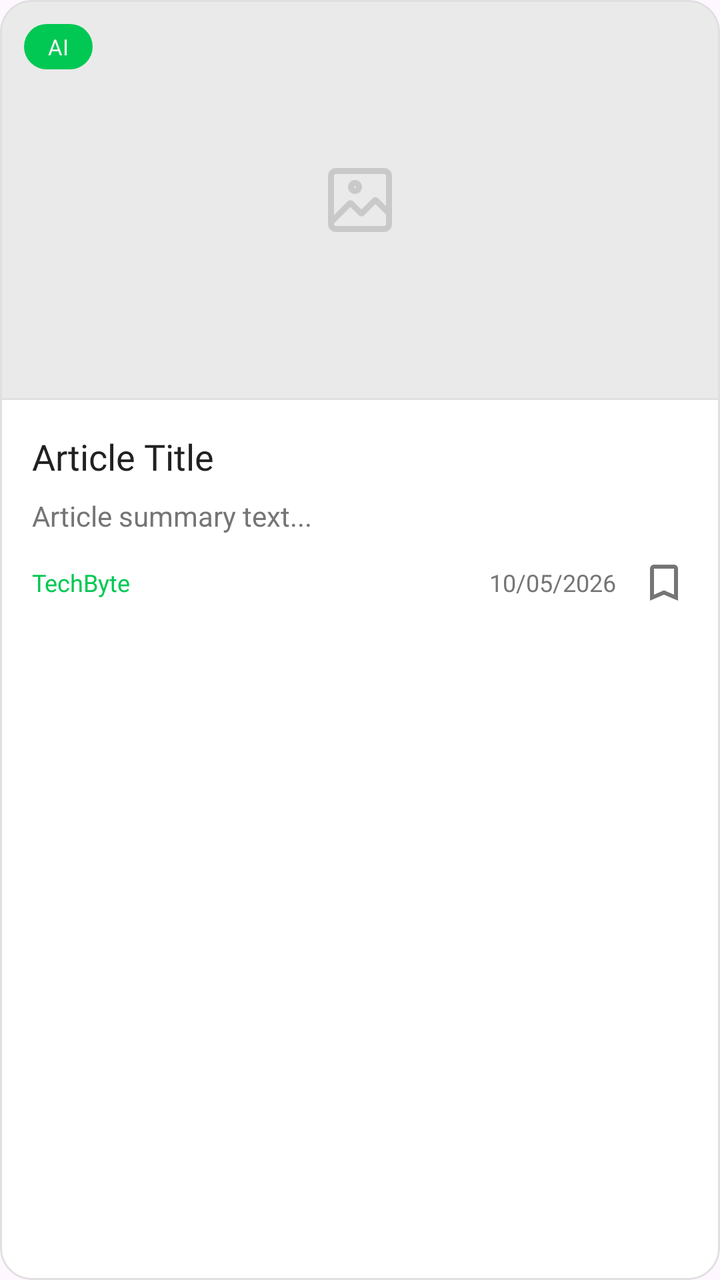
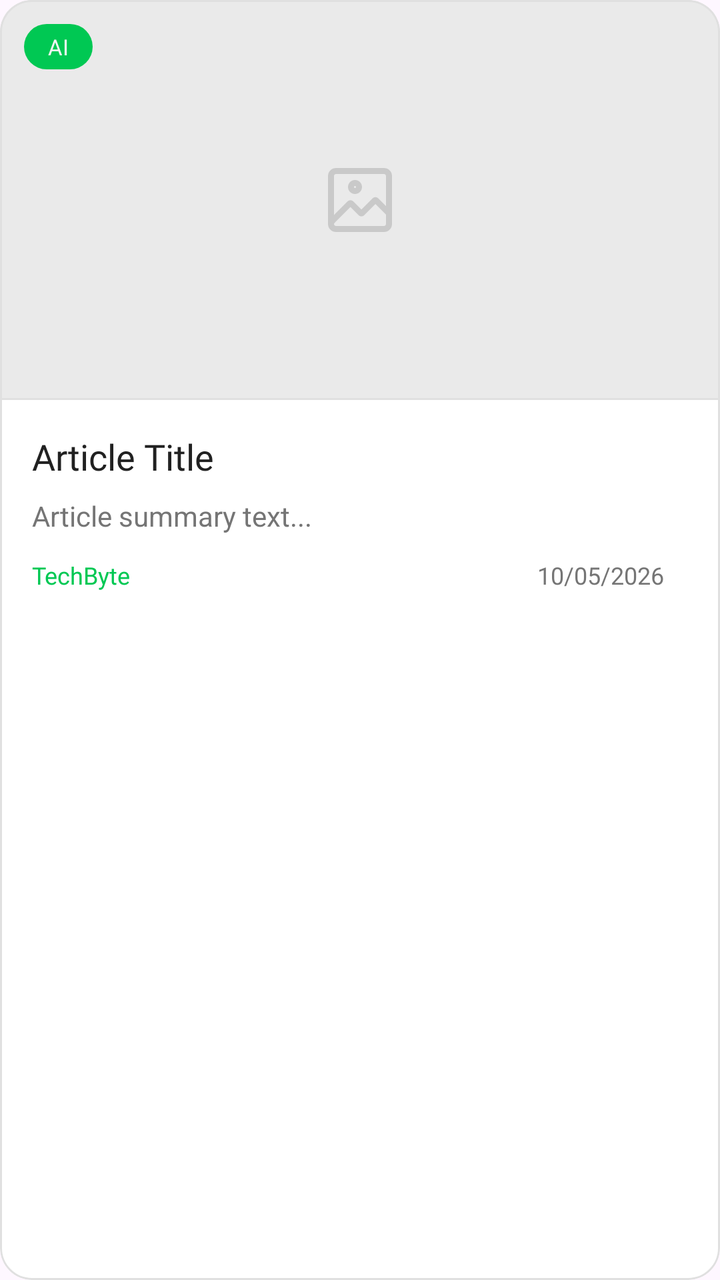

Screens rendered from an Android XML layout before and after an edit, with the pre-edit source and the edit as a unified diff.
<!-- AndroidManifest.xml: application theme Theme.MyApplication -->
<!-- res/layout/item_article.xml -->
<?xml version="1.0" encoding="utf-8"?>
<com.google.android.material.card.MaterialCardView xmlns:android="http://schemas.android.com/apk/res/android"
    xmlns:app="http://schemas.android.com/apk/res-auto"
    android:id="@+id/card_article"
    android:layout_width="match_parent"
    android:layout_height="wrap_content"
    android:layout_marginHorizontal="16dp"
    android:layout_marginVertical="8dp"
    android:clickable="true"
    android:focusable="true"
    app:cardBackgroundColor="@color/surface_dark"
    app:cardCornerRadius="16dp"
    app:cardElevation="0dp"
    app:strokeColor="@color/divider_color"
    app:strokeWidth="1dp">

    <androidx.constraintlayout.widget.ConstraintLayout
        android:layout_width="match_parent"
        android:layout_height="wrap_content">

        
        <ImageView
            android:id="@+id/img_article"
            android:layout_width="0dp"
            android:layout_height="200dp"
            android:scaleType="centerCrop"
            android:background="@drawable/bg_article_image_placeholder"
            android:contentDescription="@string/article_thumbnail"
            app:layout_constraintTop_toTopOf="parent"
            app:layout_constraintStart_toStartOf="parent"
            app:layout_constraintEnd_toEndOf="parent" />

        
        <TextView
            android:id="@+id/tv_category"
            android:layout_width="wrap_content"
            android:layout_height="wrap_content"
            android:layout_margin="12dp"
            android:background="@drawable/bg_category_chip"
            android:paddingHorizontal="12dp"
            android:paddingVertical="4dp"
            android:text="AI"
            android:textColor="@color/background_dark"
            android:textSize="11sp"
            android:fontFamily="@font/inter_bold"
            app:layout_constraintTop_toTopOf="@id/img_article"
            app:layout_constraintStart_toStartOf="@id/img_article" />

        
        <LinearLayout
            android:layout_width="0dp"
            android:layout_height="wrap_content"
            android:orientation="vertical"
            android:padding="16dp"
            app:layout_constraintTop_toBottomOf="@id/img_article"
            app:layout_constraintStart_toStartOf="parent"
            app:layout_constraintEnd_toEndOf="parent"
            app:layout_constraintBottom_toBottomOf="parent">

            
            <TextView
                android:id="@+id/tv_title"
                android:layout_width="match_parent"
                android:layout_height="wrap_content"
                android:text="Article Title"
                android:textColor="@color/text_primary"
                android:textSize="18sp"
                android:fontFamily="@font/inter_bold"
                android:maxLines="3"
                android:ellipsize="end"
                android:lineSpacingMultiplier="1.2" />

            
            <TextView
                android:id="@+id/tv_summary"
                android:layout_width="match_parent"
                android:layout_height="wrap_content"
                android:layout_marginTop="8dp"
                android:text="Article summary text..."
                android:textColor="@color/text_secondary"
                android:textSize="14sp"
                android:maxLines="2"
                android:ellipsize="end"
                android:lineSpacingMultiplier="1.3" />

            
            <LinearLayout
                android:layout_width="match_parent"
                android:layout_height="wrap_content"
                android:layout_marginTop="12dp"
                android:gravity="center_vertical"
                android:orientation="horizontal">

                
                <TextView
                    android:id="@+id/tv_source"
                    android:layout_width="0dp"
                    android:layout_height="wrap_content"
                    android:layout_weight="1"
                    android:text="TechByte"
                    android:textColor="@color/primary_accent"
                    android:textSize="12sp"
                    android:fontFamily="@font/inter_bold" />

                
                <TextView
                    android:id="@+id/tv_date"
                    android:layout_width="wrap_content"
                    android:layout_height="wrap_content"
                    android:layout_marginEnd="12dp"
                    android:text="10/05/2026"
                    android:textColor="@color/text_secondary"
                    android:textSize="12sp" />

                
                <ImageView
                    android:id="@+id/btn_bookmark"
                    android:layout_width="24dp"
                    android:layout_height="24dp"
                    android:src="@drawable/bookmark_outline"
                    app:tint="@color/text_secondary" />

            </LinearLayout>
        </LinearLayout>

    </androidx.constraintlayout.widget.ConstraintLayout>
</com.google.android.material.card.MaterialCardView>
<!-- resources referenced by this layout -->
<resources>
  <color name="background_dark">#F5F5F5</color>
  <color name="divider_color">#E0E0E0</color>
  <color name="primary_accent">#00C853</color>
  <color name="surface_dark">#FFFFFF</color>
  <color name="text_primary">#212121</color>
  <color name="text_secondary">#757575</color>
  <!-- drawable bg_article_image_placeholder (drawable) -->
  <?xml version="1.0" encoding="utf-8"?>
  <layer-list xmlns:android="http://schemas.android.com/apk/res/android">
      <item>
          <shape android:shape="rectangle">
              <solid android:color="@color/chip_background" />
              <stroke
                  android:width="1dp"
                  android:color="@color/divider_color" />
          </shape>
      </item>
      <item
          android:gravity="center"
          android:width="48dp"
          android:height="48dp">
          <vector
              android:width="48dp"
              android:height="48dp"
              android:viewportWidth="48"
              android:viewportHeight="48">
              <path
                  android:fillColor="@color/text_secondary"
                  android:fillAlpha="0.28"
                  android:pathData="M8,12C8,9.79 9.79,8 12,8H36C38.21,8 40,9.79 40,12V36C40,38.21 38.21,40 36,40H12C9.79,40 8,38.21 8,36V12ZM12,11C11.45,11 11,11.45 11,12V31.5L17.8,24.7C18.58,23.92 19.85,23.92 20.63,24.7L24.7,28.77L30.3,23.17C31.08,22.39 32.35,22.39 33.13,23.17L37,27.04V12C37,11.45 36.55,11 36,11H12ZM37,31.28L31.72,26L26.12,31.6C25.34,32.38 24.07,32.38 23.29,31.6L19.22,27.53L11,35.75V36C11,36.55 11.45,37 12,37H36C36.55,37 37,36.55 37,36V31.28ZM18,17.5C18,15.57 19.57,14 21.5,14C23.43,14 25,15.57 25,17.5C25,19.43 23.43,21 21.5,21C19.57,21 18,19.43 18,17.5ZM21.5,17C21.22,17 21,17.22 21,17.5C21,17.78 21.22,18 21.5,18C21.78,18 22,17.78 22,17.5C22,17.22 21.78,17 21.5,17Z" />
          </vector>
      </item>
  </layer-list>
  <!-- drawable bg_category_chip (drawable) -->
  <?xml version="1.0" encoding="utf-8"?>
  <shape xmlns:android="http://schemas.android.com/apk/res/android"
      android:shape="rectangle">
      <solid android:color="@color/primary_accent" />
      <corners android:radius="20dp" />
  </shape>
  <!-- drawable bookmark_outline (drawable) -->
  <vector xmlns:android="http://schemas.android.com/apk/res/android"
      android:width="24dp"
      android:height="24dp"
      android:viewportWidth="24"
      android:viewportHeight="24"
      android:tint="?attr/colorControlNormal">
      <path
          android:fillColor="@android:color/white"
          android:pathData="M17,3H7c-1.1,0 -1.99,0.9 -1.99,2L5,21l7,-3 7,3V5c0,-1.1 -0.9,-2 -2,-2zM17,18l-5,-2.18L7,18V5h10v13z"/>
  </vector>
  <string name="article_thumbnail">Article thumbnail</string>
  <style name="Theme.MyApplication" parent="Base.Theme.MyApplication" />
  <color name="chip_background">#EAEAEA</color>
  <style name="Base.Theme.MyApplication" parent="Theme.Material3.DayNight.NoActionBar">
          
          
      </style>
</resources>

<!-- the commit's change to res/layout/item_article.xml (unified diff, before → after) -->
@@ -118,7 +118,8 @@
                     android:layout_width="24dp"
                     android:layout_height="24dp"
                     android:src="@drawable/bookmark_outline"
-                    app:tint="@color/text_secondary" />
+                    app:tint="@color/text_secondary"
+                    android:visibility="gone" />
 
             </LinearLayout>
         </LinearLayout>
